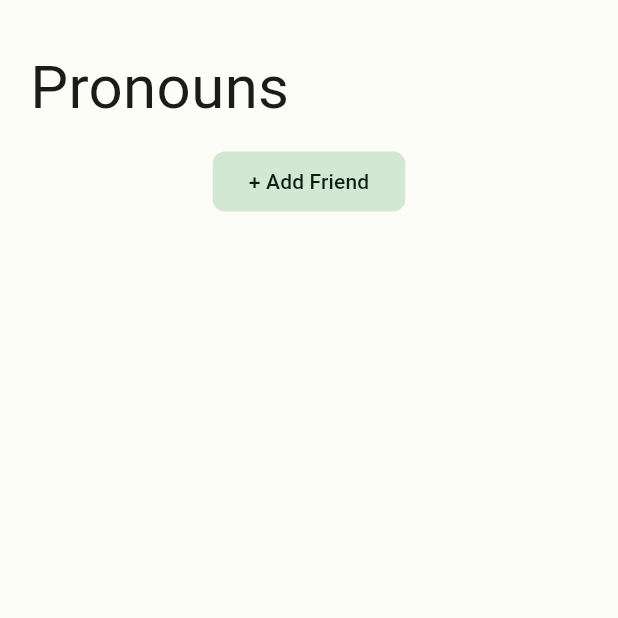
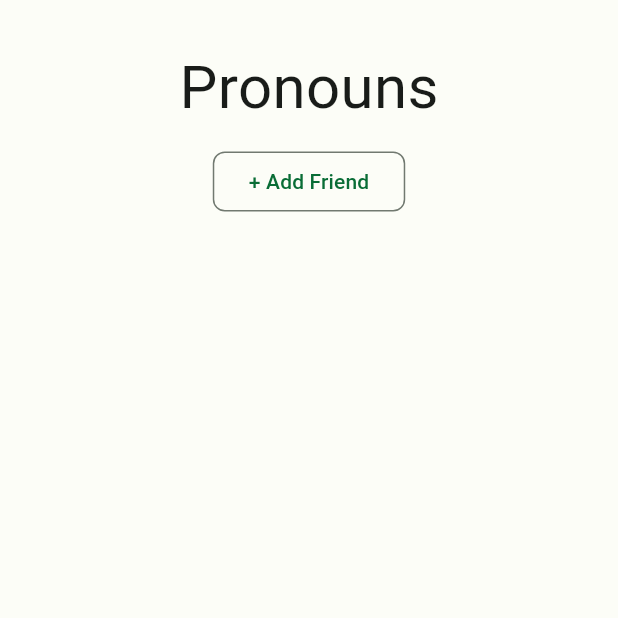
Before and after one commit to CherylZ4/LifeLens, a Flutter app: the screen it shows after launch, on a phone screen of 412 x 824 dp, the top half of it. Run offline on Flutter 3.47's test engine with Material 3 defaults, Android fonts, the phone set to English and light mode, and no system bars.

Commit message:
Update pronounscreen.dart

```diff
--- a/frontend/lib/states/pronounscreen.dart
+++ b/frontend/lib/states/pronounscreen.dart
@@ -18,7 +18,7 @@ class _PronounScreenState extends State<PronounScreen> {
             mainAxisAlignment: MainAxisAlignment.start,
             children: <Widget> [
             Row(
-              mainAxisAlignment: MainAxisAlignment.start,
+              mainAxisAlignment: MainAxisAlignment.center,
               children: <Widget> [
                 const Text(
                     "Pronouns",
@@ -27,7 +27,7 @@ class _PronounScreenState extends State<PronounScreen> {
               ],),
             SizedBox(height: 10),
             Row(mainAxisAlignment: MainAxisAlignment.center, children: <Widget> [
-              FilledButton.tonal(
+              OutlinedButton(
                         style: ButtonStyle(
                           shape: MaterialStateProperty.all<OutlinedBorder>(
                             RoundedRectangleBorder(
```
